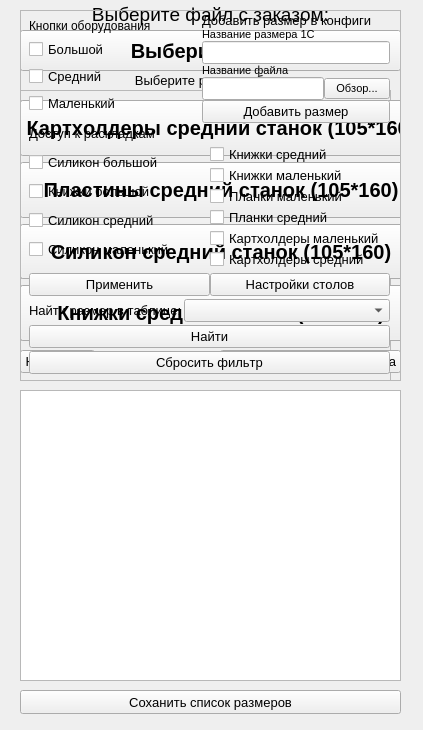
Old version of the form WB/PrintHelper/ui/printHelperUIV3.ui in the repository gora5624/Python.
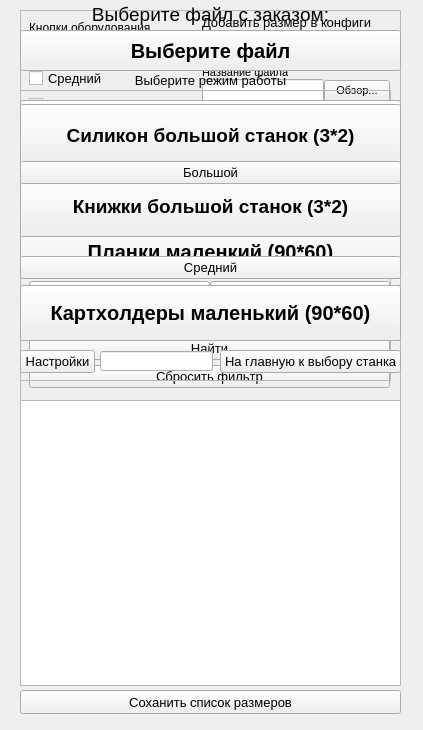
New version of the form.

Diff of the .ui file:
```diff
--- a/WB/PrintHelper/ui/printHelperUIV3.ui
+++ b/WB/PrintHelper/ui/printHelperUIV3.ui
@@ -523,62 +523,6 @@
        <property name="spacing">
         <number>0</number>
        </property>
-       <item>
-        <widget class="QPushButton" name="smallButtInt">
-         <property name="enabled">
-          <bool>true</bool>
-         </property>
-         <property name="palette">
-          <palette>
-           <active>
-            <colorrole role="Highlight">
-             <brush brushstyle="SolidPattern">
-              <color alpha="255">
-               <red>0</red>
-               <green>120</green>
-               <blue>215</blue>
-              </color>
-             </brush>
-            </colorrole>
-           </active>
-           <inactive>
-            <colorrole role="Highlight">
-             <brush brushstyle="SolidPattern">
-              <color alpha="255">
-               <red>240</red>
-               <green>240</green>
-               <blue>240</blue>
-              </color>
-             </brush>
-            </colorrole>
-           </inactive>
-           <disabled>
-            <colorrole role="Highlight">
-             <brush brushstyle="SolidPattern">
-              <color alpha="255">
-               <red>0</red>
-               <green>120</green>
-               <blue>215</blue>
-              </color>
-             </brush>
-            </colorrole>
-           </disabled>
-          </palette>
-         </property>
-         <property name="styleSheet">
-          <string notr="true"/>
-         </property>
-         <property name="text">
-          <string>Маленький</string>
-         </property>
-         <property name="iconSize">
-          <size>
-           <width>112</width>
-           <height>200</height>
-          </size>
-         </property>
-        </widget>
-       </item>
        <item>
         <widget class="QPushButton" name="medButtInt">
          <property name="palette">
@@ -656,7 +600,7 @@
      <x>20</x>
      <y>10</y>
      <width>381</width>
-     <height>371</height>
+     <height>391</height>
     </rect>
    </property>
    <property name="sizePolicy">
@@ -677,7 +621,7 @@
       <x>9</x>
       <y>0</y>
       <width>361</width>
-      <height>371</height>
+      <height>388</height>
      </rect>
     </property>
     <layout class="QVBoxLayout" name="verticalLayout_4">
@@ -1110,9 +1054,9 @@
    <property name="geometry">
     <rect>
      <x>20</x>
-     <y>390</y>
+     <y>400</y>
      <width>381</width>
-     <height>291</height>
+     <height>286</height>
     </rect>
    </property>
    <property name="sizePolicy">
@@ -1156,20 +1100,20 @@
     <string>Соханить список размеров</string>
    </property>
   </widget>
+  <zorder>frameMed</zorder>
+  <zorder>frameSettings</zorder>
   <zorder>frameSettings2</zorder>
+  <zorder>frameSmall</zorder>
   <zorder>selectFileButt</zorder>
   <zorder>label</zorder>
   <zorder>label_2</zorder>
   <zorder>mainPageButt</zorder>
-  <zorder>frameSmall</zorder>
-  <zorder>frameMain</zorder>
   <zorder>settButt</zorder>
   <zorder>lineEditPass</zorder>
   <zorder>tableWidgetSizes</zorder>
   <zorder>frameBig</zorder>
   <zorder>pushButtonSaveSizes</zorder>
-  <zorder>frameMed</zorder>
-  <zorder>frameSettings</zorder>
+  <zorder>frameMain</zorder>
  </widget>
  <resources/>
  <connections/>
```
